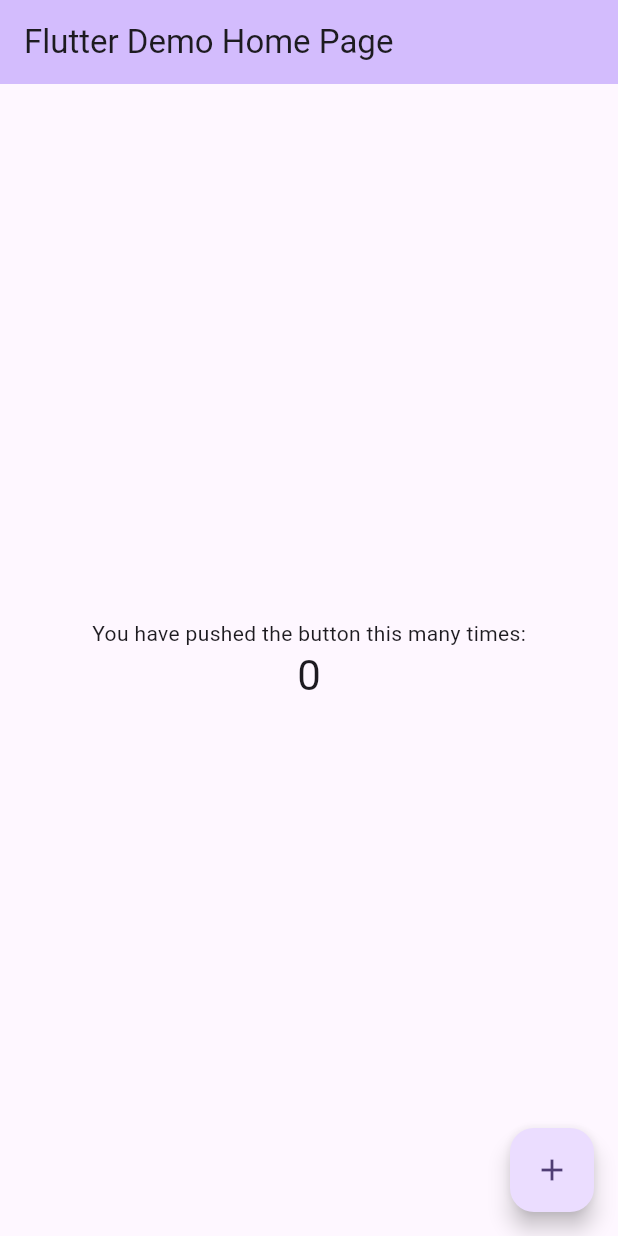
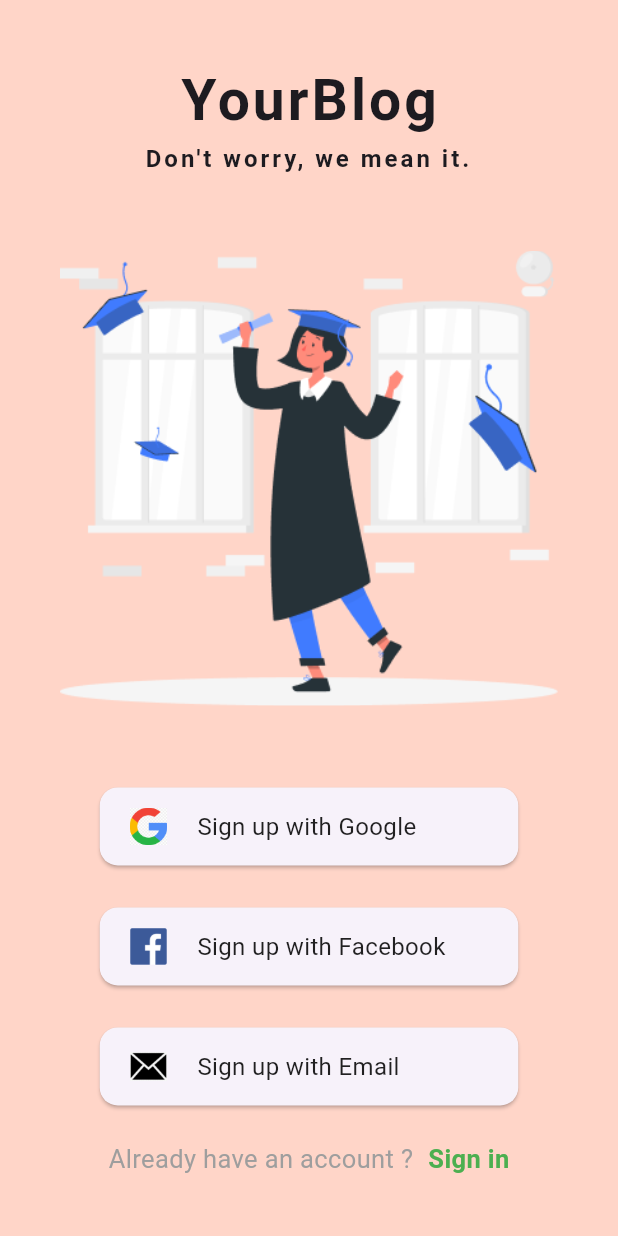
Before and after one commit to vivienogoun/your-blog.flutter, a Flutter app: the screen it shows after launch, on a phone screen of 412 x 824 dp. Run offline on Flutter 3.47's test engine with Material 3 defaults, Android fonts, the phone set to English and light mode, and no system bars.

Commit message:
Build first version of welcome page

```diff
--- a/lib/main.dart
+++ b/lib/main.dart
@@ -1,4 +1,5 @@
 import 'package:flutter/material.dart';
+import 'package:your_blog/pages/welcome_page.dart';
 
 void main() {
   runApp(const MyApp());
@@ -7,119 +8,11 @@ void main() {
 class MyApp extends StatelessWidget {
   const MyApp({super.key});
 
-  // This widget is the root of your application.
+
   @override
   Widget build(BuildContext context) {
-    return MaterialApp(
-      title: 'Flutter Demo',
-      theme: ThemeData(
-        // This is the theme of your application.
-        //
-        // TRY THIS: Try running your application with "flutter run". You'll see
-        // the application has a blue toolbar. Then, without quitting the app,
-        // try changing the seedColor in the colorScheme below to Colors.green
-        // and then invoke "hot reload" (save your changes or press the "hot
-        // reload" button in a Flutter-supported IDE, or press "r" if you used
-        // the command line to start the app).
-        //
-        // Notice that the counter didn't reset back to zero; the application
-        // state is not lost during the reload. To reset the state, use hot
-        // restart instead.
-        //
-        // This works for code too, not just values: Most code changes can be
-        // tested with just a hot reload.
-        colorScheme: ColorScheme.fromSeed(seedColor: Colors.deepPurple),
-        useMaterial3: true,
-      ),
-      home: const MyHomePage(title: 'Flutter Demo Home Page'),
+    return const MaterialApp(
+      home: WelcomePage(),
     );
   }
 }
-
-class MyHomePage extends StatefulWidget {
-  const MyHomePage({super.key, required this.title});
-
-  // This widget is the home page of your application. It is stateful, meaning
-  // that it has a State object (defined below) that contains fields that affect
-  // how it looks.
-
-  // This class is the configuration for the state. It holds the values (in this
-  // case the title) provided by the parent (in this case the App widget) and
-  // used by the build method of the State. Fields in a Widget subclass are
-  // always marked "final".
-
-  final String title;
-
-  @override
-  State<MyHomePage> createState() => _MyHomePageState();
-}
-
-class _MyHomePageState extends State<MyHomePage> {
-  int _counter = 0;
-
-  void _incrementCounter() {
-    setState(() {
-      // This call to setState tells the Flutter framework that something has
-      // changed in this State, which causes it to rerun the build method below
-      // so that the display can reflect the updated values. If we changed
-      // _counter without calling setState(), then the build method would not be
-      // called again, and so nothing would appear to happen.
-      _counter++;
-    });
-  }
-
-  @override
-  Widget build(BuildContext context) {
-    // This method is rerun every time setState is called, for instance as done
-    // by the _incrementCounter method above.
-    //
-    // The Flutter framework has been optimized to make rerunning build methods
-    // fast, so that you can just rebuild anything that needs updating rather
-    // than having to individually change instances of widgets.
-    return Scaffold(
-      appBar: AppBar(
-        // TRY THIS: Try changing the color here to a specific color (to
-        // Colors.amber, perhaps?) and trigger a hot reload to see the AppBar
-        // change color while the other colors stay the same.
-        backgroundColor: Theme.of(context).colorScheme.inversePrimary,
-        // Here we take the value from the MyHomePage object that was created by
-        // the App.build method, and use it to set our appbar title.
-        title: Text(widget.title),
-      ),
-      body: Center(
-        // Center is a layout widget. It takes a single child and positions it
-        // in the middle of the parent.
-        child: Column(
-          // Column is also a layout widget. It takes a list of children and
-          // arranges them vertically. By default, it sizes itself to fit its
-          // children horizontally, and tries to be as tall as its parent.
-          //
-          // Column has various properties to control how it sizes itself and
-          // how it positions its children. Here we use mainAxisAlignment to
-          // center the children vertically; the main axis here is the vertical
-          // axis because Columns are vertical (the cross axis would be
-          // horizontal).
-          //
-          // TRY THIS: Invoke "debug painting" (choose the "Toggle Debug Paint"
-          // action in the IDE, or press "p" in the console), to see the
-          // wireframe for each widget.
-          mainAxisAlignment: MainAxisAlignment.center,
-          children: <Widget>[
-            const Text(
-              'You have pushed the button this many times:',
-            ),
-            Text(
-              '$_counter',
-              style: Theme.of(context).textTheme.headlineMedium,
-            ),
-          ],
-        ),
-      ),
-      floatingActionButton: FloatingActionButton(
-        onPressed: _incrementCounter,
-        tooltip: 'Increment',
-        child: const Icon(Icons.add),
-      ), // This trailing comma makes auto-formatting nicer for build methods.
-    );
-  }
-}
--- /dev/null
+++ b/lib/pages/welcome_page.dart
@@ -0,0 +1,107 @@
+import 'package:flutter/material.dart';
+
+class WelcomePage extends StatefulWidget {
+  const WelcomePage({super.key});
+
+
+  @override
+  _WelcomePageState createState() => _WelcomePageState();
+}
+
+class _WelcomePageState extends State<WelcomePage> {
+
+  @override
+  Widget build(BuildContext context) {
+    return Scaffold(
+      body: Container(
+        height: MediaQuery.of(context).size.height,
+        width: MediaQuery.of(context).size.width,
+        decoration: BoxDecoration(
+          gradient: LinearGradient(
+            colors: [
+              Colors.white,
+              Colors.deepOrange.shade200
+            ],
+            begin: const FractionalOffset(0.0, 1.0),
+            end: const FractionalOffset(0.0, 1.0),
+            stops: const [0.0, 1.0],
+            tileMode: TileMode.repeated,
+          )
+        ),
+        child: Padding(
+          padding: const EdgeInsets.symmetric(horizontal: 40, vertical: 40),
+          child: Column(
+            children: [
+              const Text(
+                "YourBlog",
+                style: TextStyle(
+                  fontSize: 38,
+                  fontWeight: FontWeight.w600,
+                  letterSpacing: 2,
+                ),
+              ),
+              //SizedBox(height: MediaQuery.of(context).size.height/6,),
+              const Text(
+                "Don't worry, we mean it.",
+                textAlign: TextAlign.center,
+                style: TextStyle(
+                  fontWeight: FontWeight.w600,
+                  fontSize: 16,
+                  letterSpacing: 2,
+                ),
+              ),
+              const SizedBox(height: 50,),
+              Image.asset("assets/graphics.png"),
+              const SizedBox(height: 50,),
+              boxContainer("assets/google.png", "Sign up with Google"),
+              const SizedBox(height: 20,),
+              boxContainer("assets/facebook.png", "Sign up with Facebook"),
+              const SizedBox(height: 20,),
+              boxContainer("assets/email.png", "Sign up with Email"),
+              const SizedBox(height: 20,),
+              const Row(
+                mainAxisAlignment: MainAxisAlignment.center,
+                children: [
+                  Text("Already have an account ?", style: TextStyle(
+                    color: Colors.grey,
+                    fontSize: 17,
+                  ),),
+                  SizedBox(width: 10,),
+                  Text("Sign in", style: TextStyle(
+                    color: Colors.green,
+                    fontSize: 17,
+                    fontWeight: FontWeight.bold,
+                  ))
+                ],
+              )
+            ],
+          ),
+        ),
+      ),
+    );
+  }
+  Widget boxContainer(String path, String text) {
+    return Container(
+      height: 60,
+      width: MediaQuery.of(context).size.width-125,
+      child: Card(
+        child: Padding(
+          padding: const EdgeInsets.symmetric(horizontal: 20, vertical: 10),
+          child: Row(
+            children: [
+              Image.asset(path, height: 25, width: 25,),
+              const SizedBox(width: 20,),
+              Text(
+                text,
+                style: const TextStyle(
+                  fontSize: 16,
+                  color: Colors.black87,
+                ),
+              )
+            ],
+          ),
+        )
+      ),
+    );
+  }
+}
--- a/pubspec.yaml
+++ b/pubspec.yaml
@@ -60,6 +60,8 @@ flutter:
 
   # To add assets to your application, add an assets section, like this:
   # assets:
+  assets:
+    - assets/
   #   - images/a_dot_burr.jpeg
   #   - images/a_dot_ham.jpeg
 
```
Also changed, not shown: assets/email.png (added), assets/facebook.png (added), assets/google.png (added), assets/graphics.png (added).
